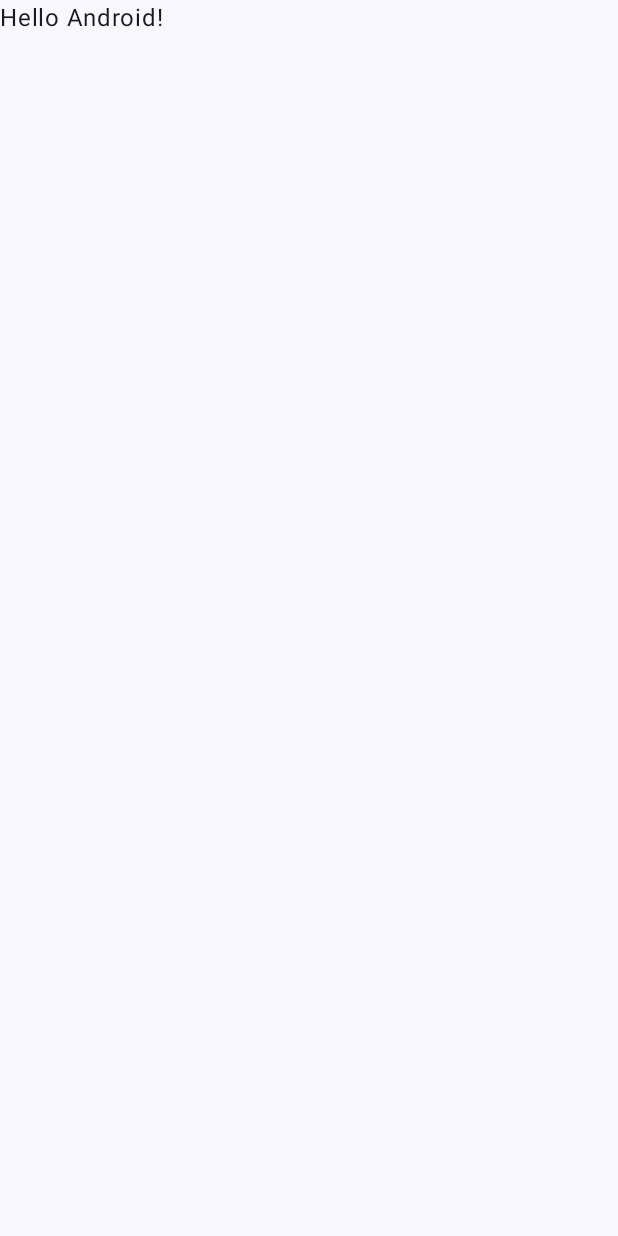
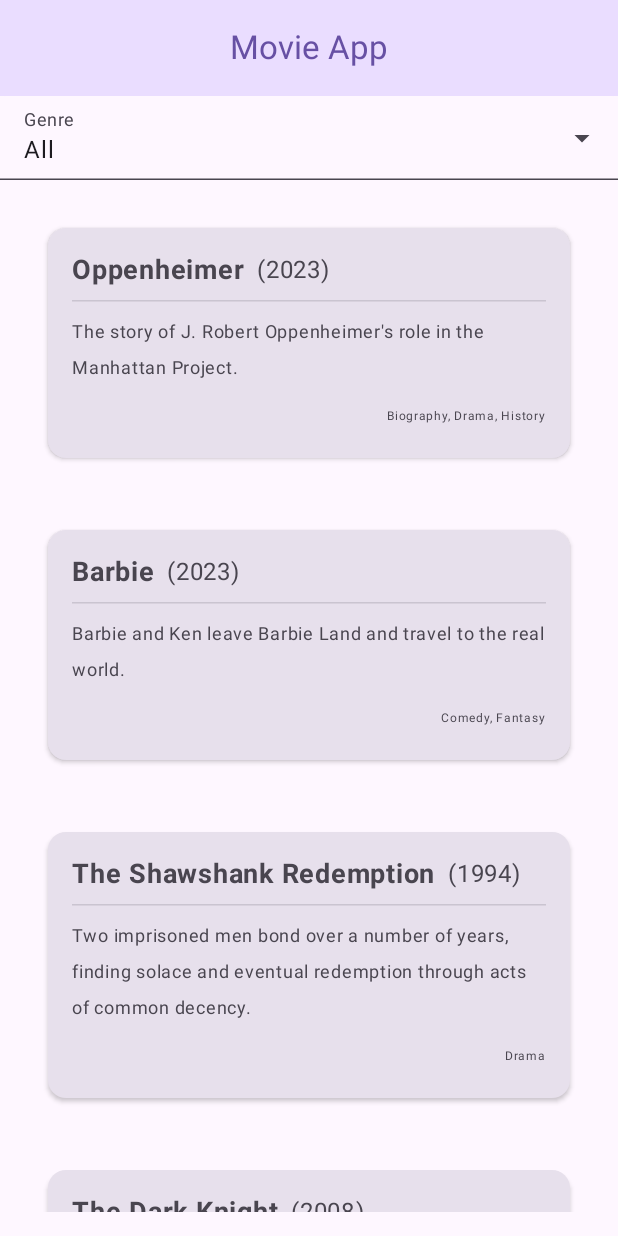
Before and after one commit to abunur/FlickFinder, an Android app built with Jetpack Compose: the screen it shows after launch (MainActivity), on a phone screen of 412 x 824 dp. Before the commit the screen is almost empty. Run offline under Robolectric (Android 15) with nearby library versions, the phone set to English and light mode, and no system bars.

Commit message:
movie list
UI for list of movies, using mock data

```diff
--- a/app/src/main/java/com/anaara/movieexplorer/MainActivity.kt
+++ b/app/src/main/java/com/anaara/movieexplorer/MainActivity.kt
@@ -4,44 +4,152 @@ import android.os.Bundle
 import androidx.activity.ComponentActivity
 import androidx.activity.compose.setContent
 import androidx.activity.enableEdgeToEdge
+import androidx.compose.foundation.layout.Column
+import androidx.compose.foundation.layout.PaddingValues
+import androidx.compose.foundation.layout.Spacer
 import androidx.compose.foundation.layout.fillMaxSize
+import androidx.compose.foundation.layout.fillMaxWidth
+import androidx.compose.foundation.layout.height
 import androidx.compose.foundation.layout.padding
+import androidx.compose.foundation.lazy.LazyColumn
+import androidx.compose.foundation.lazy.items
+import androidx.compose.material3.CenterAlignedTopAppBar
+import androidx.compose.material3.DropdownMenuItem
+import androidx.compose.material3.ExperimentalMaterial3Api
+import androidx.compose.material3.ExposedDropdownMenuBox
+import androidx.compose.material3.ExposedDropdownMenuDefaults
+import androidx.compose.material3.MaterialTheme
 import androidx.compose.material3.Scaffold
 import androidx.compose.material3.Text
+import androidx.compose.material3.TextField
+import androidx.compose.material3.TextFieldDefaults
+import androidx.compose.material3.TopAppBarDefaults
 import androidx.compose.runtime.Composable
+import androidx.compose.runtime.getValue
+import androidx.compose.runtime.mutableStateOf
+import androidx.compose.runtime.remember
+import androidx.compose.runtime.setValue
 import androidx.compose.ui.Modifier
 import androidx.compose.ui.tooling.preview.Preview
-import com.anaara.movieexplorer.ui.theme.MovieExplorerTheme
+import androidx.compose.ui.unit.dp
+import com.anaara.movieexplorer.components.MovieCard
+import com.anaara.movieexplorer.data.model.ImdbMovie
+
+
+// Mock Movie Data
+val movies = listOf(
+    ImdbMovie("Oppenheimer", 2023, "The story of J. Robert Oppenheimer's role in the Manhattan Project.", listOf("Biography", "Drama", "History")),
+    ImdbMovie("Barbie", 2023, "Barbie and Ken leave Barbie Land and travel to the real world.", listOf("Comedy", "Fantasy")),
+    ImdbMovie("The Shawshank Redemption", 1994, "Two imprisoned men bond over a number of years, finding solace and eventual redemption through acts of common decency.", listOf("Drama")),
+    ImdbMovie("The Dark Knight", 2008, "When the Joker wreaks havoc and chaos on the people of Gotham, Batman must accept one of the greatest psychological tests of his ability to fight injustice.", listOf("Action", "Crime", "Drama")),
+)
+
 
 class MainActivity : ComponentActivity() {
     override fun onCreate(savedInstanceState: Bundle?) {
         super.onCreate(savedInstanceState)
         enableEdgeToEdge()
         setContent {
-            MovieExplorerTheme {
-                Scaffold(modifier = Modifier.fillMaxSize()) { innerPadding ->
-                    Greeting(
-                        name = "Android",
-                        modifier = Modifier.padding(innerPadding)
+            MovieApp()
+        }
+    }
+}
+
+@OptIn(ExperimentalMaterial3Api::class)
+@Composable
+fun MovieApp() {
+    var selectedGenre by remember { mutableStateOf("All") }
+    val filteredMovies = if (selectedGenre == "All") {
+        movies
+    } else {
+        movies.filter { it.genres.contains(selectedGenre) }
+    }
+
+    val availableGenres = listOf("All") + movies.flatMap { it.genres }.distinct()
+
+    MaterialTheme {
+        Scaffold(
+            topBar = {
+                CenterAlignedTopAppBar(
+                    title = { Text("Movie App") },
+                    colors = TopAppBarDefaults.centerAlignedTopAppBarColors(
+                        containerColor = MaterialTheme.colorScheme.primaryContainer,
+                        titleContentColor = MaterialTheme.colorScheme.primary
                     )
+                )
+            }
+        ) { paddingValues ->
+            Column(
+                modifier = Modifier
+                    .padding(paddingValues)
+                    .fillMaxSize()
+            ) {
+
+                // Genre Filter
+                var expanded by remember { mutableStateOf(false) }
+
+                ExposedDropdownMenuBox(expanded = expanded, onExpandedChange = { expanded = !expanded }) {
+                    TextField(
+                        readOnly = true,
+                        value = selectedGenre,
+                        onValueChange = {},
+                        label = { Text("Genre") },
+                        trailingIcon = {
+                            ExposedDropdownMenuDefaults.TrailingIcon(
+                                expanded = expanded
+                            )
+                        },
+                        colors = TextFieldDefaults.colors(
+                            unfocusedContainerColor = MaterialTheme.colorScheme.surface,
+                            focusedContainerColor = MaterialTheme.colorScheme.surface
+                        ),
+                        modifier = Modifier.fillMaxWidth()
+                    )
+                    ExposedDropdownMenu(
+                        expanded = expanded,
+                        onDismissRequest = {
+                            expanded = false
+                        }
+                    ) {
+                        availableGenres.forEach { genre ->
+                            DropdownMenuItem(
+                                text = { Text(genre) },
+                                onClick = {
+                                    selectedGenre = genre
+                                    expanded = false
+                                },
+                                contentPadding = PaddingValues(16.dp)
+                            )
+                        }
+                    }
+                }
+
+
+
+                // Movie List
+                LazyColumn(
+                    modifier = Modifier
+                        .fillMaxSize()
+                        .padding(16.dp)
+                ) {
+                    items(filteredMovies) { movie ->
+                        MovieCard(
+                            title = movie.title,
+                            year = movie.year,
+                            overview = movie.overview,
+                            genres = movie.genres
+                        )
+                        Spacer(modifier = Modifier.height(16.dp)) // Space between cards
+                    }
                 }
             }
         }
     }
 }
 
-@Composable
-fun Greeting(name: String, modifier: Modifier = Modifier) {
-    Text(
-        text = "Hello $name!",
-        modifier = modifier
-    )
-}
 
 @Preview(showBackground = true)
 @Composable
-fun GreetingPreview() {
-    MovieExplorerTheme {
-        Greeting("Android")
-    }
+fun DefaultPreview() {
+    MovieApp()
 }
--- a/app/src/main/java/com/anaara/movieexplorer/components/MovieCard.kt
+++ b/app/src/main/java/com/anaara/movieexplorer/components/MovieCard.kt
@@ -1,11 +1,11 @@
 package com.anaara.movieexplorer.components
 
+import android.content.res.Configuration
 import androidx.compose.foundation.layout.Column
 import androidx.compose.foundation.layout.Row
 import androidx.compose.foundation.layout.Spacer
 import androidx.compose.foundation.layout.fillMaxWidth
 import androidx.compose.foundation.layout.padding
-import androidx.compose.foundation.layout.size
 import androidx.compose.foundation.layout.width
 import androidx.compose.material3.CardDefaults
 import androidx.compose.material3.ElevatedCard
@@ -16,7 +16,6 @@ import androidx.compose.runtime.Composable
 import androidx.compose.ui.Alignment
 import androidx.compose.ui.Modifier
 import androidx.compose.ui.text.font.FontWeight
-import androidx.compose.ui.text.style.TextAlign
 import androidx.compose.ui.tooling.preview.Preview
 import androidx.compose.ui.unit.dp
 import androidx.compose.ui.unit.sp
@@ -76,10 +75,9 @@ fun MovieCard(
     }
 }
 
-
-@Preview
+@Preview(name = "Light Mode")
 @Composable
-fun MovieCardPreview() {
+fun MovieCardPreviewLight() {
     MovieCard(
         title = "Oppenheimer",
         year = 2023,
@@ -87,3 +85,14 @@ fun MovieCardPreview() {
         genres = listOf("Biography", "Drama", "History")
     )
 }
+
+@Preview(name = "Dark Mode", uiMode = Configuration.UI_MODE_NIGHT_YES)
+@Composable
+fun MovieCardPreviewDark() {
+    MovieCard(
+        title = "Oppenheimer",
+        year = 2023,
+        overview = "The story of J. Robert Oppenheimer's role in the Manhattan Project that led to the development of the atomic bomb during World War II.",
+        genres = listOf("Biography", "Drama", "History")
+    )
+}
--- /dev/null
+++ b/app/src/main/java/com/anaara/movieexplorer/data/model/ImdbMovie.kt
@@ -0,0 +1,8 @@
+package com.anaara.movieexplorer.data.model
+
+data class ImdbMovie(
+    val title: String,
+    val year: Int,
+    val overview: String,
+    val genres: List<String>
+)
```
